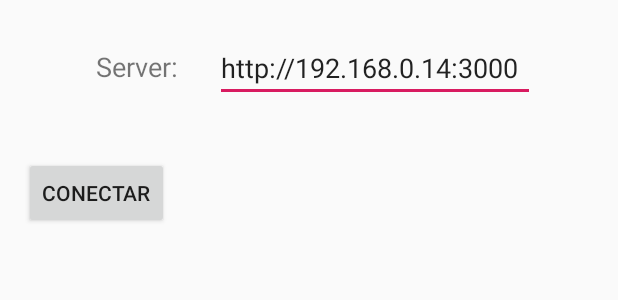
After one commit to papeldeorigami/certainty, an Android app: the layout activity_setup.xml on its own in the app's theme, with its tools: preview values and no code run, on a phone screen of 412 x 824 dp. The commit adds this screen. Shown: the top 300 px of the screen. Run offline under Robolectric (Android 15) with nearby library versions, the phone set to English and light mode, and no system bars.

Commit message:
Implement the classifier

```diff
--- a/app/build.gradle
+++ b/app/build.gradle
@@ -24,12 +24,13 @@ android {
 
 dependencies {
     implementation fileTree(dir: 'libs', include: ['*.jar'])
-    implementation"org.jetbrains.kotlin:kotlin-stdlib-jdk7:$kotlin_version"
+    implementation "org.jetbrains.kotlin:kotlin-stdlib-jdk7:$kotlin_version"
     implementation 'com.android.support:appcompat-v7:28.0.0'
     implementation 'com.android.support.constraint:constraint-layout:1.1.3'
     implementation 'com.github.kittinunf.fuel:fuel-android:1.16.0'
     implementation 'com.github.kittinunf.fuel:fuel-android:1.16.0'
     implementation 'com.github.kittinunf.fuel:fuel-coroutines:1.16.0'
+    implementation 'com.android.support:design:28.0.0'
     testImplementation 'junit:junit:4.12'
     androidTestImplementation 'com.android.support.test:runner:1.0.2'
     androidTestImplementation 'com.android.support.test.espresso:espresso-core:3.0.2'
--- a/app/src/main/java/br/unicamp/feec/ia369y/certainty/MainActivity.kt
+++ b/app/src/main/java/br/unicamp/feec/ia369y/certainty/MainActivity.kt
@@ -13,7 +13,10 @@ import android.util.Log
 import com.github.kittinunf.fuel.Fuel
 import com.github.kittinunf.fuel.core.Blob
 import java.io.*
-
+import android.content.Intent
+import kotlinx.android.synthetic.main.activity_setup.*
+import kotlin.concurrent.thread
+import org.json.JSONObject
 
 /**
  * This code is inspired by the following references:
@@ -23,19 +26,30 @@ import java.io.*
 
 class MainActivity : AppCompatActivity() {
 
-    private var mRecordingThread: RecordingThread? = null
-    //private val mDecibelFormat: String? = null
-
     private var isRecording = false
     private var isPlaying = false
+    private var recordingFilePath = "";
+
+    private val logTag = "MainActivity"
+
+    private var mBufferSize: Int = 0
+    private var mAudioBuffer: ByteArray? = null
+
+    private var mShouldContinue = true
+
+    private var server = ""
 
     override fun onCreate(savedInstanceState: Bundle?) {
         super.onCreate(savedInstanceState)
         setContentView(R.layout.activity_main)
 
+        val b = intent.extras
+        if (b != null) {
+            server = b.getString("server")
+        }
+
+        recordingFilePath = (Environment.getExternalStorageDirectory().path + "/" + Constants.AUDIO_RECORDING_FILE_NAME)
         decibelTextView.text = ""
-
-        mRecordingThread = RecordingThread()
 
         val mediaPlayer: MediaPlayer? = MediaPlayer.create(applicationContext, R.raw.question1)
 
@@ -56,39 +70,66 @@ class MainActivity : AppCompatActivity() {
         recordAnswerButton.setOnClickListener {
             if (isRecording) {
                 recordAnswerButton.isEnabled = false
-                mRecordingThread!!.stopRunning()
+                stopRunning()
                 isRecording = false
                 Toast.makeText(this@MainActivity, "Stop recording", Toast.LENGTH_SHORT).show()
                 recordAnswerButton.isEnabled = true
             } else {
                 recordAnswerButton.isEnabled = false
                 isRecording = true
-                mRecordingThread!!.start()
+                record();
                 Toast.makeText(this@MainActivity, "Start recording", Toast.LENGTH_SHORT).show()
                 recordAnswerButton.isEnabled = true
             }
         }
+
+        checkButton.setOnClickListener {
+            checkButton.isEnabled = false
+            uploadRecordingFile();
+        }
     }
 
-    /**
-     * A background thread that receives audio from the microphone and sends it to the waveform
-     * visualizing view.
-     */
-    private inner class RecordingThread : Thread() {
+    private fun uploadRecordingFile() {
+        Fuel.upload(server + Constants.CLASSIFIER_ENDPOINT)
+            //.header(mapOf("CONTENT-TYPE" to "audio/*"))
+            .source { request, url ->
+                File(recordingFilePath)
+            }
+            .name { Constants.AUDIO_RECORDING_FILE_NAME }
+            .also { println(it) }
+            .responseString { request, response, result ->
+                if (response.statusCode == 201) {
+                    val responseStr = result.get()
+                    Log.i(logTag, responseStr)
 
-        private var mBufferSize: Int = 0
-        private var mAudioBuffer: ByteArray? = null
+                    val json = JSONObject(responseStr);
+                    val level = json.getDouble("level");
+                    val label= json.getString("label");
 
-        private var mShouldContinue = true
+                    val intent = Intent(this, ResultActivity::class.java)
 
-        private val logTag = "RecordingThread"
+                    val b = Bundle()
+                    b.putDouble("level", level)
+                    b.putString("label", label)
+                    intent.putExtras(b)
 
-        private var recordingFilePath = "";
+                    startActivity(intent)
+                } else {
+                    Toast.makeText(this@MainActivity, "Could not connect to server (" + response.statusCode + ")", Toast.LENGTH_SHORT).show()
+                    Log.i(logTag, response.toString())
+                    checkButton.isEnabled = true
+                }
+            }
+    }
 
-        override fun run() {
+    fun record() {
         Log.d(logTag, "Start recording")
+
+        // Update the text view on the main thread.
+        checkButton.isEnabled = false
+
+        thread() {
             android.os.Process.setThreadPriority(android.os.Process.THREAD_PRIORITY_AUDIO)
-
             // Compute the minimum required audio buffer size and allocate the buffer.
             mBufferSize = AudioRecord.getMinBufferSize(
                 Constants.SAMPLING_RATE,
@@ -97,8 +138,6 @@ class MainActivity : AppCompatActivity() {
             )
             mAudioBuffer = ByteArray(mBufferSize / 2)
 
-            recordingFilePath = (Environment.getExternalStorageDirectory().path
-                    + "/" + Constants.AUDIO_RECORDING_FILE_NAME)
             var outputStream: BufferedOutputStream? = null
             try {
                 outputStream = BufferedOutputStream(FileOutputStream(recordingFilePath))
@@ -121,13 +160,13 @@ class MainActivity : AppCompatActivity() {
                     status == AudioRecord.ERROR_BAD_VALUE
                 ) {
                     Log.e(logTag, "Error reading audio data!")
-                    return
+                    break;
                 }
                 try {
                     outputStream!!.write(mAudioBuffer!!, 0, mAudioBuffer!!.size)
                 } catch (e: Exception) {
                     Log.e(logTag, "Error saving recording ", e)
-                    return
+                    break;
                 }
                 //mWaveformView.updateAudioData(mAudioBuffer)
                 updateDecibelLevel()
@@ -138,18 +177,9 @@ class MainActivity : AppCompatActivity() {
             record.release()
             Log.d(logTag, "Stop recording")
 
-            uploadRecordingFile();
+            // Update the text view on the main thread.
+            checkButton.post { checkButton.isEnabled = true }
         }
-
-        private fun uploadRecordingFile() {
-            val someObject = File(recordingFilePath)
-            Fuel.upload(Constants.ANSWERS_URL)
-                .header(mapOf("CONTENT-TYPE" to "audio/*"))
-                .blob { request, url ->
-                    Blob(Constants.AUDIO_RECORDING_FILE_NAME, someObject.length(), { someObject.inputStream() })
-                }
-                .also { println(it) }
-                .responseString { request, response, result -> Log.i(logTag, response.toString()) }
     }
 
     /**
@@ -191,4 +221,3 @@ class MainActivity : AppCompatActivity() {
         decibelTextView.post { decibelTextView.text = String.format("%1\$.1f dB", db) }
     }
 }
-}
--- /dev/null
+++ b/app/src/main/res/layout/activity_setup.xml
@@ -0,0 +1,46 @@
+<?xml version="1.0" encoding="utf-8"?>
+<android.support.constraint.ConstraintLayout
+        xmlns:android="http://schemas.android.com/apk/res/android"
+        xmlns:tools="http://schemas.android.com/tools"
+        xmlns:app="http://schemas.android.com/apk/res-auto"
+        android:layout_width="match_parent"
+        android:layout_height="match_parent"
+        tools:context=".SetupActivity">
+
+    <TextView
+            android:text="Server:"
+            android:layout_width="wrap_content"
+            android:layout_height="wrap_content"
+            android:id="@+id/textView4" android:layout_marginTop="32dp"
+            app:layout_constraintTop_toTopOf="parent" app:layout_constraintStart_toStartOf="parent"
+            android:layout_marginLeft="16dp" android:layout_marginStart="16dp"
+            app:layout_constraintHorizontal_bias="0.5" app:layout_constraintEnd_toStartOf="@+id/serverEditText"
+            app:layout_constraintHorizontal_chainStyle="packed" android:layout_marginEnd="16dp"
+            android:layout_marginRight="16dp" android:textSize="18sp"/>
+    <android.support.design.widget.TextInputLayout
+            android:layout_width="246dp"
+            android:layout_height="wrap_content" tools:layout_editor_absoluteY="16dp"
+            tools:layout_editor_absoluteX="66dp" android:id="@+id/textInputLayout">
+
+    </android.support.design.widget.TextInputLayout>
+    <EditText
+            android:layout_width="wrap_content"
+            android:layout_height="wrap_content"
+            android:inputType="textUri"
+            android:text="http://192.168.0.14:3000"
+            android:ems="10"
+            android:id="@+id/serverEditText"
+            app:layout_constraintStart_toEndOf="@+id/textView4" android:layout_marginStart="8dp"
+            android:layout_marginLeft="8dp"
+            app:layout_constraintTop_toTopOf="@+id/textView4" app:layout_constraintBottom_toBottomOf="@+id/textView4"
+            app:layout_constraintEnd_toEndOf="parent" android:layout_marginEnd="8dp" android:layout_marginRight="8dp"
+            app:layout_constraintHorizontal_bias="0.5"
+            app:layout_constraintVertical_bias="0.461" android:hint="http://server:port"/>
+    <Button
+            android:text="Conectar"
+            android:layout_width="wrap_content"
+            android:layout_height="wrap_content"
+            android:id="@+id/connectButton" android:layout_marginTop="48dp"
+            app:layout_constraintTop_toBottomOf="@+id/textView4" app:layout_constraintStart_toStartOf="parent"
+            android:layout_marginLeft="16dp" android:layout_marginStart="16dp"/>
+</android.support.constraint.ConstraintLayout>
--- /dev/null
+++ b/app/src/main/res/values/dimens.xml
@@ -0,0 +1,3 @@
+<resources>
+    <dimen name="fab_margin">16dp</dimen>
+</resources>
--- a/app/src/main/res/values/strings.xml
+++ b/app/src/main/res/values/strings.xml
@@ -4,4 +4,5 @@
     <string name="recording_activity_title">Ouça a questão e grave a sua resposta</string>
     <string name="check">Verificar</string>
     <string name="answer">Resposta</string>
+    <string name="title_activity_result">ResultActivity</string>
 </resources>
--- a/app/src/main/res/values/styles.xml
+++ b/app/src/main/res/values/styles.xml
@@ -7,5 +7,11 @@
         <item name="colorPrimaryDark">@color/colorPrimaryDark</item>
         <item name="colorAccent">@color/colorAccent</item>
     </style>
+    <style name="AppTheme.NoActionBar">
+        <item name="windowActionBar">false</item>
+        <item name="windowNoTitle">true</item>
+    </style>
+    <style name="AppTheme.AppBarOverlay" parent="ThemeOverlay.AppCompat.Dark.ActionBar"/>
+    <style name="AppTheme.PopupOverlay" parent="ThemeOverlay.AppCompat.Light"/>
 
 </resources>
```
Also changed, not shown: app/src/main/AndroidManifest.xml (+10 -3 lines), app/src/main/java/br/unicamp/feec/ia369y/certainty/Constants.kt (+4 -4 lines), app/src/main/java/br/unicamp/feec/ia369y/certainty/ResultActivity.kt (added, +28 -0 lines), app/src/main/java/br/unicamp/feec/ia369y/certainty/SetupActivity.kt (added, +46 -0 lines), app/src/main/res/layout/activity_result.xml (added, +26 -0 lines), app/src/main/res/layout/content_result.xml (added, +30 -0 lines), 2 other files. Lines whose indentation alone changed are shown as unchanged.
